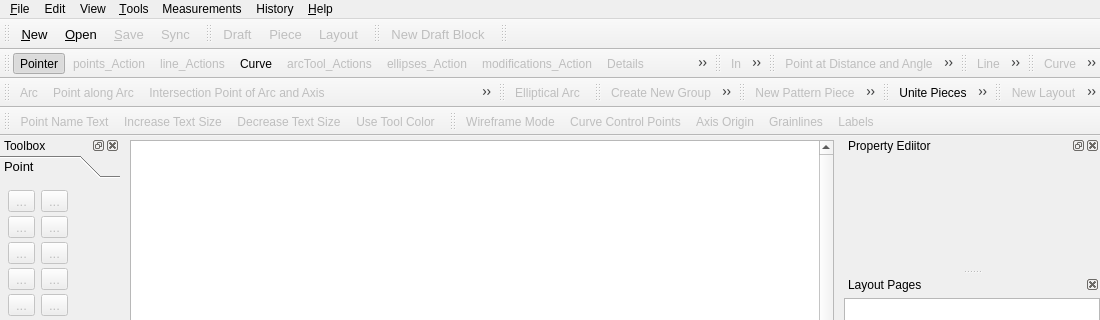
Before: the Qt Designer form src/app/seamly2d/mainwindow.ui in FashionFreedom/Seamly2D, drawn with Qt 5; both pictures show x 0 to 1100 and y 0 to 320 of the 1100 by 809 pixel window.
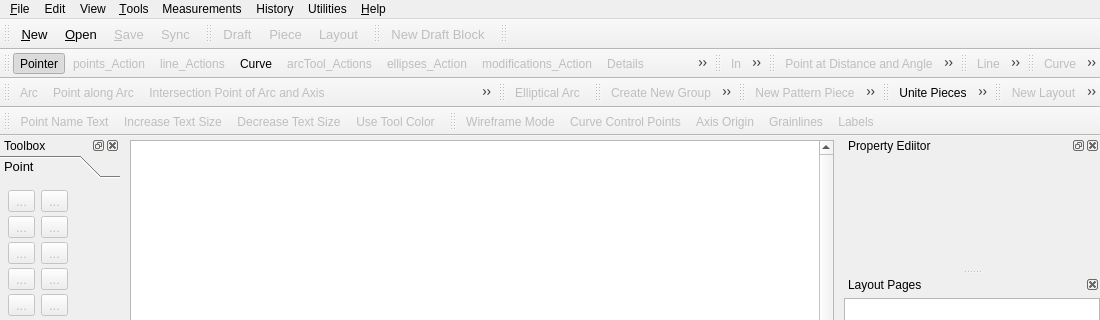
After: the same form once the commit is applied. Icons and pictures are not drawn. Custom widgets are drawn as their Qt base class.

The edit to the form file:
```diff
--- a/src/app/seamly2d/mainwindow.ui
+++ b/src/app/seamly2d/mainwindow.ui
@@ -313,12 +313,20 @@
     <addaction name="separator"/>
     <addaction name="lastTool_Action"/>
    </widget>
+   <widget class="QMenu" name="menuUtiliries">
+    <property name="title">
+     <string>Utilities</string>
+    </property>
+    <addaction name="calculator_Action"/>
+    <addaction name="decimalChart_Action"/>
+   </widget>
    <addaction name="file_Menu"/>
    <addaction name="edit_Menu"/>
    <addaction name="view_Menu"/>
    <addaction name="tools_Menu"/>
    <addaction name="measurements_Menu"/>
    <addaction name="history_Menu"/>
+   <addaction name="menuUtiliries"/>
    <addaction name="help_Menu"/>
   </widget>
   <widget class="QToolBar" name="file_ToolBar">
```
Left out of the diff: 24 changed lines with no effect on the pictures.
